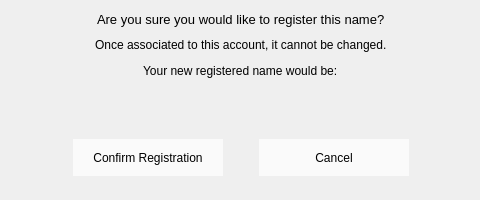
Qt form regnamedialog.ui (savoirfairelinux/jami-client-windows) before a commit.
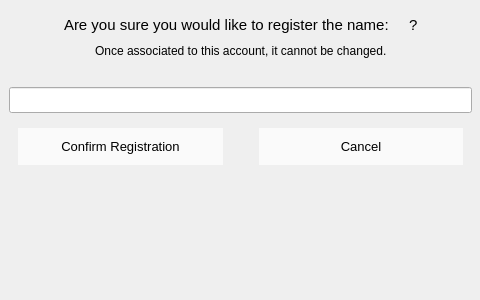
The same form after that commit.

Commit message: settings: fix jami account name registration section

```diff
--- a/regnamedialog.ui
+++ b/regnamedialog.ui
@@ -10,7 +10,7 @@
     <x>0</x>
     <y>0</y>
     <width>480</width>
-    <height>200</height>
+    <height>300</height>
    </rect>
   </property>
   <property name="minimumSize">
@@ -22,7 +22,7 @@
   <property name="maximumSize">
    <size>
     <width>480</width>
-    <height>200</height>
+    <height>300</height>
    </size>
   </property>
   <property name="windowTitle">
@@ -86,11 +86,43 @@
         <widget class="QLabel" name="label">
          <property name="font">
           <font>
+           <pointsize>11</pointsize>
+          </font>
+         </property>
+         <property name="text">
+          <string>Are you sure you would like to register the name:</string>
+         </property>
+        </widget>
+       </item>
+       <item>
+        <widget class="QLabel" name="registeredName">
+         <property name="enabled">
+          <bool>true</bool>
+         </property>
+         <property name="font">
+          <font>
            <pointsize>10</pointsize>
+           <weight>75</weight>
+           <bold>true</bold>
           </font>
          </property>
          <property name="text">
-          <string>Are you sure you would like to register this name?</string>
+          <string/>
+         </property>
+         <property name="textInteractionFlags">
+          <set>Qt::LinksAccessibleByMouse|Qt::TextSelectableByMouse</set>
+         </property>
+        </widget>
+       </item>
+       <item>
+        <widget class="QLabel" name="label_8">
+         <property name="font">
+          <font>
+           <pointsize>11</pointsize>
+          </font>
+         </property>
+         <property name="text">
+          <string>?</string>
          </property>
         </widget>
        </item>
@@ -126,6 +158,11 @@
        </item>
        <item>
         <widget class="QLabel" name="label_2">
+         <property name="font">
+          <font>
+           <pointsize>9</pointsize>
+          </font>
+         </property>
          <property name="text">
           <string>Once associated to this account, it cannot be changed.</string>
          </property>
@@ -146,94 +183,6 @@
        </item>
       </layout>
      </item>
-     <item>
-      <layout class="QHBoxLayout" name="horizontalLayout_3">
-       <item>
-        <spacer name="horizontalSpacer_5">
-         <property name="orientation">
-          <enum>Qt::Horizontal</enum>
-         </property>
-         <property name="sizeHint" stdset="0">
-          <size>
-           <width>40</width>
-           <height>20</height>
-          </size>
-         </property>
-        </spacer>
-       </item>
-       <item>
-        <widget class="QLabel" name="label_3">
-         <property name="text">
-          <string>Your new registered name would be:</string>
-         </property>
-        </widget>
-       </item>
-       <item>
-        <spacer name="horizontalSpacer_6">
-         <property name="orientation">
-          <enum>Qt::Horizontal</enum>
-         </property>
-         <property name="sizeHint" stdset="0">
-          <size>
-           <width>40</width>
-           <height>20</height>
-          </size>
-         </property>
-        </spacer>
-       </item>
-      </layout>
-     </item>
-     <item>
-      <layout class="QHBoxLayout" name="horizontalLayout_5">
-       <property name="topMargin">
-        <number>6</number>
-       </property>
-       <item>
-        <spacer name="horizontalSpacer_10">
-         <property name="orientation">
-          <enum>Qt::Horizontal</enum>
-         </property>
-         <property name="sizeHint" stdset="0">
-          <size>
-           <width>40</width>
-           <height>20</height>
-          </size>
-         </property>
-        </spacer>
-       </item>
-       <item>
-        <widget class="QLabel" name="registeredName">
-         <property name="enabled">
-          <bool>true</bool>
-         </property>
-         <property name="font">
-          <font>
-           <pointsize>10</pointsize>
-          </font>
-         </property>
-         <property name="text">
-          <string/>
-         </property>
-         <property name="textInteractionFlags">
-          <set>Qt::LinksAccessibleByMouse|Qt::TextSelectableByMouse</set>
-         </property>
-        </widget>
-       </item>
-       <item>
-        <spacer name="horizontalSpacer_11">
-         <property name="orientation">
-          <enum>Qt::Horizontal</enum>
-         </property>
-         <property name="sizeHint" stdset="0">
-          <size>
-           <width>40</width>
-           <height>20</height>
-          </size>
-         </property>
-        </spacer>
-       </item>
-      </layout>
-     </item>
      <item>
       <spacer name="verticalSpacer">
        <property name="orientation">
@@ -251,23 +200,26 @@
       </spacer>
      </item>
      <item>
+      <widget class="QLineEdit" name="lineEdit">
+       <property name="maximumSize">
+        <size>
+         <width>16777215</width>
+         <height>32</height>
+        </size>
+       </property>
+       <property name="font">
+        <font>
+         <pointsize>11</pointsize>
+        </font>
+       </property>
+      </widget>
+     </item>
+     <item>
+      <widget class="QWidget" name="" native="true">
       <layout class="QHBoxLayout" name="horizontalLayout_4">
        <property name="bottomMargin">
         <number>10</number>
        </property>
-       <item>
-        <spacer name="horizontalSpacer_7">
-         <property name="orientation">
-          <enum>Qt::Horizontal</enum>
-         </property>
-         <property name="sizeHint" stdset="0">
-          <size>
-           <width>40</width>
-           <height>20</height>
-          </size>
-         </property>
-        </spacer>
-       </item>
        <item>
         <widget class="QPushButton" name="startPageConfirmBtn">
          <property name="minimumSize">
@@ -276,6 +228,11 @@
            <height>37</height>
           </size>
          </property>
+          <property name="font">
+           <font>
+            <pointsize>10</pointsize>
+           </font>
+          </property>
          <property name="styleSheet">
           <string notr="true">background: rgb(250, 250, 250); border: none; padding: 10px;</string>
          </property>
@@ -308,6 +265,11 @@
            <height>37</height>
           </size>
          </property>
+          <property name="font">
+           <font>
+            <pointsize>10</pointsize>
+           </font>
+          </property>
          <property name="styleSheet">
           <string notr="true">background: rgb(250, 250, 250); border: none; padding: 10px;</string>
          </property>
@@ -316,20 +278,8 @@
          </property>
         </widget>
        </item>
-       <item>
-        <spacer name="horizontalSpacer_9">
-         <property name="orientation">
-          <enum>Qt::Horizontal</enum>
-         </property>
-         <property name="sizeHint" stdset="0">
-          <size>
-           <width>40</width>
-           <height>20</height>
-          </size>
-         </property>
-        </spacer>
-       </item>
-      </layout>
+       </layout>
+      </widget>
      </item>
      <item>
       <spacer name="verticalSpacer_6">
```
Lines whose indentation alone changed are shown as unchanged.
